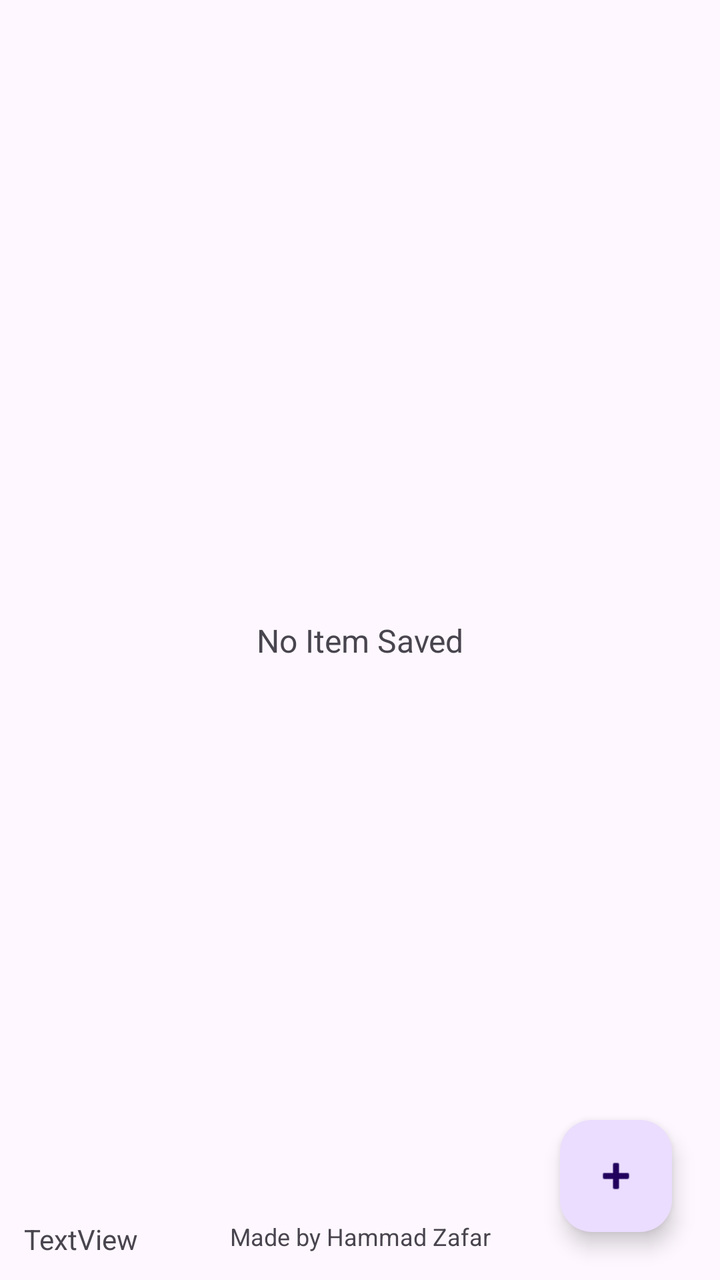
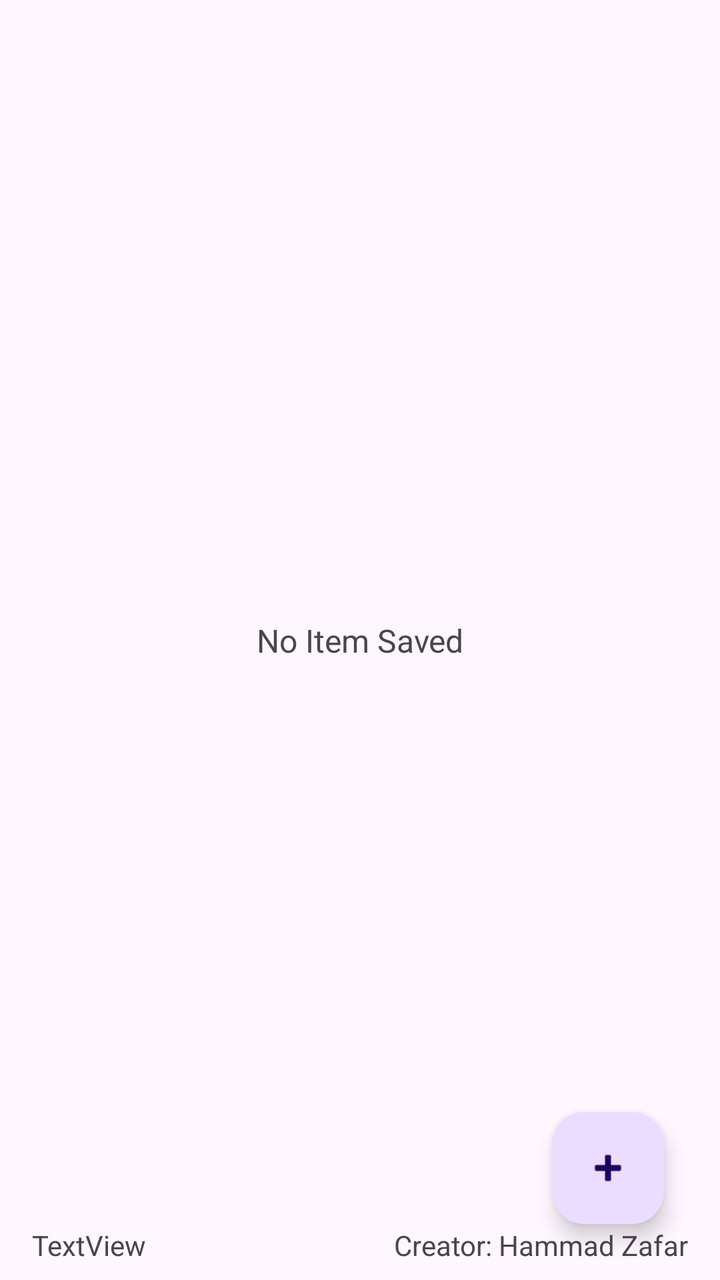

Compare the two renders of this Android layout. The source of the first and the diff that turns it into the second are given below.
<!-- AndroidManifest.xml: application theme Theme.AutoWifiConnector -->
<!-- res/layout/activity_main.xml -->
<?xml version="1.0" encoding="utf-8"?>
<androidx.constraintlayout.widget.ConstraintLayout xmlns:android="http://schemas.android.com/apk/res/android"
    xmlns:app="http://schemas.android.com/apk/res-auto"
    xmlns:tools="http://schemas.android.com/tools"
    android:layout_width="match_parent"
    android:layout_height="match_parent"
    tools:context=".MainActivity">

    <com.google.android.material.floatingactionbutton.FloatingActionButton
        android:id="@+id/floatingActionButton"
        android:layout_width="wrap_content"
        android:layout_height="wrap_content"
        android:layout_marginEnd="24dp"
        android:layout_marginBottom="24dp"
        android:clickable="true"
        android:src="@android:drawable/ic_input_add"
        app:layout_constraintBottom_toBottomOf="parent"
        app:layout_constraintEnd_toEndOf="parent" />

    <androidx.recyclerview.widget.RecyclerView
        android:id="@+id/recycler_view"
        android:layout_width="0dp"
        android:layout_height="0dp"
        android:layout_marginStart="12dp"
        android:layout_marginEnd="12dp"
        android:layout_marginBottom="30dp"
        android:clipToPadding="true"
        tools:listitem="@layout/item_layout"
        app:layoutManager="androidx.recyclerview.widget.LinearLayoutManager"
        app:layout_constraintBottom_toBottomOf="parent"
        app:layout_constraintEnd_toEndOf="parent"
        app:layout_constraintHorizontal_bias="0.0"
        app:layout_constraintStart_toStartOf="parent"
        app:layout_constraintTop_toTopOf="parent" />

    <TextView
        android:id="@+id/no_item_saved"
        android:layout_width="wrap_content"
        android:layout_height="wrap_content"
        android:text="No Item Saved"
        android:textSize="16sp"
        android:visibility="visible"
        app:layout_constraintBottom_toBottomOf="parent"
        app:layout_constraintEnd_toEndOf="parent"
        app:layout_constraintStart_toStartOf="parent"
        app:layout_constraintTop_toTopOf="parent" />

    <TextView
        android:id="@+id/connect_times"
        android:layout_width="0dp"
        android:layout_height="0dp"
        android:text="TextView"
        app:layout_constraintBottom_toBottomOf="parent"
        app:layout_constraintEnd_toStartOf="@+id/made_by_textView"
        app:layout_constraintStart_toStartOf="@+id/recycler_view"
        app:layout_constraintTop_toBottomOf="@+id/recycler_view" />

    <TextView
        android:id="@+id/made_by_textView"
        android:layout_width="wrap_content"
        android:layout_height="0dp"
        android:layout_marginBottom="8dp"
        android:text="Made by Hammad Zafar"
        android:textSize="12sp"
        app:layout_constraintBottom_toBottomOf="parent"
        app:layout_constraintEnd_toEndOf="parent"
        app:layout_constraintStart_toStartOf="parent"
        app:layout_constraintTop_toTopOf="@+id/connect_times" />
</androidx.constraintlayout.widget.ConstraintLayout>
<!-- res/layout/item_layout.xml (included above) -->
<?xml version="1.0" encoding="utf-8"?>
<com.google.android.material.card.MaterialCardView xmlns:android="http://schemas.android.com/apk/res/android"
    xmlns:app="http://schemas.android.com/apk/res-auto"
    xmlns:tools="http://schemas.android.com/tools"
    android:layout_width="match_parent"
    android:layout_height="wrap_content"
    android:layout_marginTop="12dp"
    android:background="?attr/selectableItemBackground">

    <androidx.constraintlayout.widget.ConstraintLayout

        android:layout_width="match_parent"
        android:layout_height="match_parent"
        android:padding="8dp">

        <TextView
            android:id="@+id/number"
            android:layout_width="wrap_content"
            android:layout_height="wrap_content"
            android:gravity="center"
            android:minEms="2"
            android:padding="5dp"
            android:text="100"
            android:textSize="18sp"
            app:layout_constraintBottom_toBottomOf="parent"
            app:layout_constraintStart_toStartOf="parent"
            app:layout_constraintTop_toTopOf="parent" />

        <TextView
            android:id="@+id/identity"
            android:layout_width="0dp"
            android:layout_height="wrap_content"
            android:layout_marginStart="4dp"
            android:gravity="center_vertical"
            android:text="2022CS639@ksk.uet.edu.pk"
            android:textSize="18dp"
            app:layout_constraintBottom_toBottomOf="parent"
            app:layout_constraintEnd_toStartOf="@+id/more_options"
            app:layout_constraintStart_toEndOf="@+id/number"
            app:layout_constraintTop_toTopOf="parent" />

        <ImageButton
            android:id="@+id/more_options"
            android:layout_width="32dp"
            android:layout_height="wrap_content"
            android:background="#00000000"
            android:contentDescription="More Options"
            android:src="@drawable/more_vert"
            android:tooltipText="More Options"
            app:layout_constraintBottom_toBottomOf="parent"
            app:layout_constraintEnd_toEndOf="parent"
            app:layout_constraintTop_toTopOf="parent" />

    </androidx.constraintlayout.widget.ConstraintLayout>

</com.google.android.material.card.MaterialCardView>
<!-- resources referenced by this layout -->
<resources>
  <!-- drawable more_vert (drawable) -->
  <vector xmlns:android="http://schemas.android.com/apk/res/android" android:alpha="0.8" android:height="24dp" android:tint="#000000" android:viewportHeight="24" android:viewportWidth="24" android:width="24dp">
        
      <path android:fillColor="@android:color/white" android:pathData="M12,8c1.1,0 2,-0.9 2,-2s-0.9,-2 -2,-2 -2,0.9 -2,2 0.9,2 2,2zM12,10c-1.1,0 -2,0.9 -2,2s0.9,2 2,2 2,-0.9 2,-2 -0.9,-2 -2,-2zM12,16c-1.1,0 -2,0.9 -2,2s0.9,2 2,2 2,-0.9 2,-2 -0.9,-2 -2,-2z"/>
      
  </vector>
  <style name="Theme.AutoWifiConnector" parent="Base.Theme.AutoWifiConnector" />
  <style name="Base.Theme.AutoWifiConnector" parent="Theme.Material3.DayNight">
          <item name="android:windowLightStatusBar">true</item>
          <item name="actionBarPopupTheme">@style/Widget.Material3.PopupMenu</item>
          <item name="popupMenuStyle">@style/Widget.Material3.PopupMenu</item>
          <item name="actionBarTheme">?attr/actionBarTheme</item>
          <item name="android:statusBarColor">?attr/colorSurfaceContainer</item>
      </style>
</resources>

<!-- the commit's change to res/layout/activity_main.xml (unified diff, before → after) -->
@@ -10,8 +10,8 @@
         android:id="@+id/floatingActionButton"
         android:layout_width="wrap_content"
         android:layout_height="wrap_content"
-        android:layout_marginEnd="24dp"
-        android:layout_marginBottom="24dp"
+        android:layout_marginEnd="28dp"
+        android:layout_marginBottom="28dp"
         android:clickable="true"
         android:src="@android:drawable/ic_input_add"
         app:layout_constraintBottom_toBottomOf="parent"
@@ -21,17 +21,16 @@
         android:id="@+id/recycler_view"
         android:layout_width="0dp"
         android:layout_height="0dp"
-        android:layout_marginStart="12dp"
-        android:layout_marginEnd="12dp"
-        android:layout_marginBottom="30dp"
+        android:layout_marginStart="16dp"
+        android:layout_marginEnd="16dp"
         android:clipToPadding="true"
-        tools:listitem="@layout/item_layout"
         app:layoutManager="androidx.recyclerview.widget.LinearLayoutManager"
-        app:layout_constraintBottom_toBottomOf="parent"
+        app:layout_constraintBottom_toTopOf="@+id/linearLayout2"
         app:layout_constraintEnd_toEndOf="parent"
         app:layout_constraintHorizontal_bias="0.0"
         app:layout_constraintStart_toStartOf="parent"
-        app:layout_constraintTop_toTopOf="parent" />
+        app:layout_constraintTop_toTopOf="parent"
+        tools:listitem="@layout/item_layout" />
 
     <TextView
         android:id="@+id/no_item_saved"
@@ -45,27 +44,32 @@
         app:layout_constraintStart_toStartOf="parent"
         app:layout_constraintTop_toTopOf="parent" />
 
-    <TextView
-        android:id="@+id/connect_times"
+    <LinearLayout
+        android:id="@+id/linearLayout2"
         android:layout_width="0dp"
-        android:layout_height="0dp"
-        android:text="TextView"
+        android:layout_height="wrap_content"
+        android:orientation="horizontal"
         app:layout_constraintBottom_toBottomOf="parent"
-        app:layout_constraintEnd_toStartOf="@+id/made_by_textView"
-        app:layout_constraintStart_toStartOf="@+id/recycler_view"
-        app:layout_constraintTop_toBottomOf="@+id/recycler_view" />
+        app:layout_constraintEnd_toEndOf="@+id/recycler_view"
+        app:layout_constraintStart_toStartOf="@+id/recycler_view">
 
-    <TextView
-        android:id="@+id/made_by_textView"
-        android:layout_width="wrap_content"
-        android:layout_height="0dp"
-        android:layout_marginBottom="8dp"
-        android:text="Made by Hammad Zafar"
-        android:textSize="12sp"
-        app:layout_constraintBottom_toBottomOf="parent"
-        app:layout_constraintEnd_toEndOf="parent"
-        app:layout_constraintStart_toStartOf="parent"
-        app:layout_constraintTop_toTopOf="@+id/connect_times" />
+        <TextView
+            android:id="@+id/connect_times"
+            android:layout_width="wrap_content"
+            android:layout_height="match_parent"
+            android:layout_weight="1"
+            android:text="TextView" />
+
+        <TextView
+            android:id="@+id/made_by_textView"
+            android:layout_width="wrap_content"
+            android:layout_height="match_parent"
+            android:layout_marginBottom="8dp"
+            android:layout_weight="1"
+            android:gravity="end"
+            android:text="Creator: Hammad Zafar" />
+    </LinearLayout>
+
 </androidx.constraintlayout.widget.ConstraintLayout>
 <!-- res/layout/item_layout.xml (included above) -->
 <?xml version="1.0" encoding="utf-8"?>
@@ -80,8 +84,7 @@
     <androidx.constraintlayout.widget.ConstraintLayout
 
         android:layout_width="match_parent"
-        android:layout_height="match_parent"
-        android:padding="8dp">
+        android:layout_height="match_parent">
 
         <TextView
             android:id="@+id/number"
@@ -89,8 +92,8 @@
             android:layout_height="wrap_content"
             android:gravity="center"
             android:minEms="2"
-            android:padding="5dp"
             android:text="100"
+            android:paddingStart="8dp"
             android:textSize="18sp"
             app:layout_constraintBottom_toBottomOf="parent"
             app:layout_constraintStart_toStartOf="parent"
@@ -100,10 +103,13 @@
             android:id="@+id/identity"
             android:layout_width="0dp"
             android:layout_height="wrap_content"
-            android:layout_marginStart="4dp"
             android:gravity="center_vertical"
             android:text="2022CS639@ksk.uet.edu.pk"
-            android:textSize="18dp"
+            android:textSize="18sp"
+            android:maxLines="1"
+            android:paddingTop="12dp"
+            android:paddingBottom="12dp"
+            android:ellipsize="end"
             app:layout_constraintBottom_toBottomOf="parent"
             app:layout_constraintEnd_toStartOf="@+id/more_options"
             app:layout_constraintStart_toEndOf="@+id/number"
@@ -112,11 +118,13 @@
         <ImageButton
             android:id="@+id/more_options"
             android:layout_width="32dp"
-            android:layout_height="wrap_content"
-            android:background="#00000000"
+            android:layout_height="0dp"
+            android:background="?attr/selectableItemBackground"
             android:contentDescription="More Options"
             android:src="@drawable/more_vert"
             android:tooltipText="More Options"
+            android:paddingStart="8dp"
+            android:paddingEnd="8dp"
             app:layout_constraintBottom_toBottomOf="parent"
             app:layout_constraintEnd_toEndOf="parent"
             app:layout_constraintTop_toTopOf="parent" />
